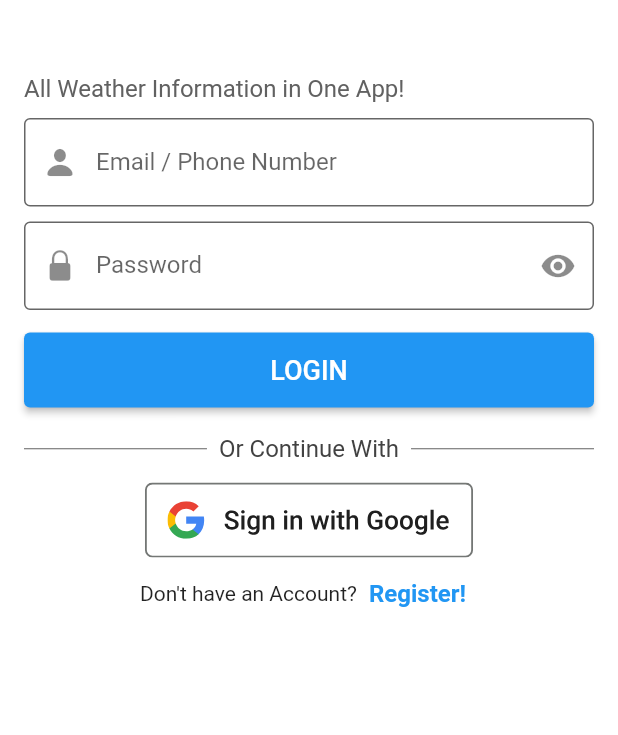
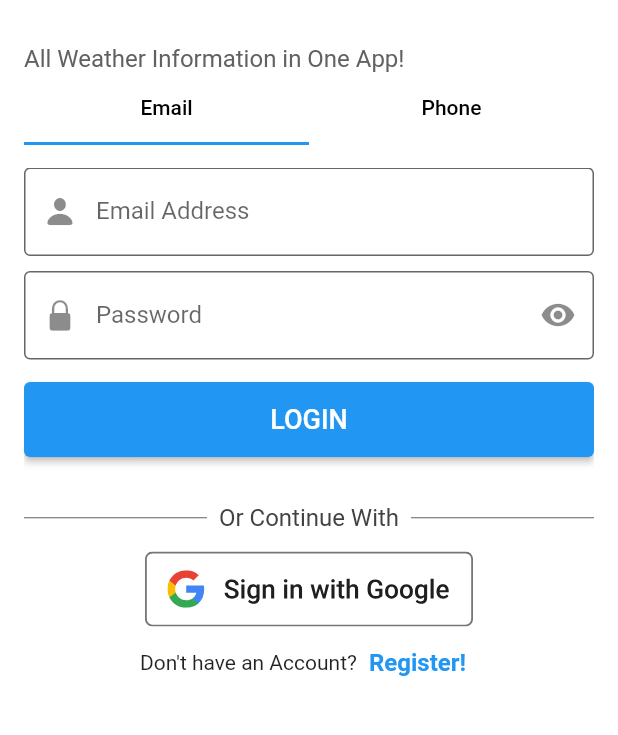
Before and after one commit to abiyyu19/weather-apps, a Flutter app: the screen it shows after launch, on a phone screen of 412 x 824 dp, the part 272-1007 px from its top. Run offline on Flutter 3.47's test engine with Material 2 defaults, Android fonts, the phone set to English and light mode, and no system bars; our stand-ins replace firebase_auth, firebase_core, flutter_svg, go_router; accounts and stored records are empty.

Commit message:
add and finish login register using Email and Google

```diff
--- a/lib/main.dart
+++ b/lib/main.dart
@@ -1,12 +1,21 @@
+import 'package:firebase_core/firebase_core.dart';
 import 'package:flutter/material.dart';
-import 'package:flutter/services.dart';
 import 'package:go_router/go_router.dart';
+import 'package:weather_apps/firebase_options.dart';
 import 'package:weather_apps/presentation/pages/home/home_page.dart';
 import 'package:weather_apps/presentation/pages/login/login_page.dart';
+import 'package:weather_apps/presentation/pages/login/verify_page.dart';
 import 'package:weather_apps/presentation/pages/register/register_page.dart';
+import 'package:weather_apps/presentation/pages/splash_screen.dart';
 import 'package:weather_apps/presentation/pages/weather_details/weather_details_page.dart';
 
-void main() {
+void main() async {
+  WidgetsFlutterBinding.ensureInitialized();
+
+  await Firebase.initializeApp(
+    options: DefaultFirebaseOptions.currentPlatform,
+  );
+
   runApp(MyApp());
 }
 
@@ -26,12 +35,19 @@ class MyApp extends StatelessWidget {
                 builder: (context, state) {
                   return const RegisterPage();
                 }),
+            GoRoute(
+              path: 'verify',
+              name: 'verify',
+              builder: (context, state) {
+                return const VerifyPage();
+              },
+            )
           ]),
       GoRoute(
           path: '/',
           name: 'home_page',
           builder: (context, state) {
-            return const HomePage();
+            return HomePage();
           },
           routes: [
             GoRoute(
@@ -41,28 +57,28 @@ class MyApp extends StatelessWidget {
                 return const WeatherDetailsPage();
               },
             )
-          ])
+          ]),
+      GoRoute(
+        path: '/splash_screen',
+        name: 'splash_screen',
+        builder: (context, state) {
+          return const SplashScreenPage();
+        },
+      )
     ],
-    initialLocation: '/login',
+    initialLocation: '/splash_screen',
     debugLogDiagnostics: true,
-    routerNeglect: true,
   );
 
   MyApp({super.key});
 
   @override
   Widget build(BuildContext context) {
-    return AnnotatedRegion<SystemUiOverlayStyle>(
-      value: const SystemUiOverlayStyle(
-        statusBarColor: Colors.white,
-        statusBarIconBrightness: Brightness.dark,
-      ),
-      child: MaterialApp.router(
-        routeInformationParser: router.routeInformationParser,
-        routerDelegate: router.routerDelegate,
-        routeInformationProvider: router.routeInformationProvider,
-        debugShowCheckedModeBanner: false,
-      ),
+    return MaterialApp.router(
+      routeInformationParser: router.routeInformationParser,
+      routerDelegate: router.routerDelegate,
+      routeInformationProvider: router.routeInformationProvider,
+      debugShowCheckedModeBanner: false,
     );
   }
 }
--- a/lib/presentation/pages/login/login_page.dart
+++ b/lib/presentation/pages/login/login_page.dart
@@ -4,6 +4,7 @@ import 'package:flutter/cupertino.dart';
 import 'package:flutter/material.dart';
 import 'package:flutter_svg/flutter_svg.dart';
 import 'package:go_router/go_router.dart';
+import 'package:weather_apps/presentation/pages/login/handle_login.dart';
 import 'package:weather_apps/presentation/widgets/header.dart';
 import 'package:weather_apps/presentation/widgets/custom_textformfield.dart';
 
@@ -15,14 +16,17 @@ class LoginPage extends StatefulWidget {
 }
 
 class _LoginPageState extends State<LoginPage> {
-  final TextEditingController _emailPhoneController = TextEditingController();
+  final TextEditingController _emailController = TextEditingController();
   final TextEditingController _passwordController = TextEditingController();
+  final TextEditingController _phoneNumberController = TextEditingController();
 
   bool _obscureText = true;
 
   @override
   Widget build(BuildContext context) {
-    return Scaffold(
+    return DefaultTabController(
+      length: 2,
+      child: Scaffold(
         backgroundColor: Colors.white,
         // App Bar for the same layout with Register Page
         appBar: AppBar(
@@ -39,26 +43,40 @@ class _LoginPageState extends State<LoginPage> {
                 // Header
                 const Header(),
 
-              const SizedBox(
-                height: 10,
+                const TabBar(
+                  tabs: [
+                    Tab(
+                      child: Text(
+                        'Email',
+                        style: TextStyle(
+                          color: Colors.black,
                         ),
-
-              // Email / Phone Form
-              emailPhoneForm(),
-
-              const SizedBox(
-                height: 10,
                       ),
-
-              // Password Form
-              passwordForm(),
+                    ),
+                    Tab(
+                      child: Text(
+                        'Phone',
+                        style: TextStyle(
+                          color: Colors.black,
+                        ),
+                      ),
+                    ),
+                  ],
+                ),
 
                 const SizedBox(
                   height: 15,
                 ),
 
-              // Login Button
-              loginButton(context),
+                SizedBox(
+                  height: MediaQuery.of(context).size.height * 0.25,
+                  child: TabBarView(
+                    children: [
+                      emailSection(),
+                      phoneSection(),
+                    ],
+                  ),
+                ),
 
                 // NOT USED
                 // const CustomButton(text: 'LOGIN')
@@ -83,14 +101,65 @@ class _LoginPageState extends State<LoginPage> {
             ),
           ),
         ),
+      ),
     );
   }
 
-  CustomTextFormField emailPhoneForm() {
+  Column phoneSection() {
+    return Column(
+      children: [
+        // Phone Form
+        phoneNumberForm(),
+
+        const SizedBox(
+          height: 15,
+        ),
+
+        // Login Button
+        loginButton(false),
+      ],
+    );
+  }
+
+  CustomTextFormField phoneNumberForm() {
     return CustomTextFormField(
-      controller: _emailPhoneController,
-      labelText: 'Email / Phone Number',
-      inputType: TextInputType.text,
+      controller: _phoneNumberController,
+      labelText: 'Phone Number',
+      inputType: TextInputType.number,
+      prefixIcon: const Icon(
+        CupertinoIcons.phone,
+      ),
+    );
+  }
+
+  Column emailSection() {
+    return Column(
+      children: [
+        // Email Form
+        emailForm(),
+
+        const SizedBox(
+          height: 10,
+        ),
+
+        // Password Form
+        passwordForm(),
+
+        const SizedBox(
+          height: 15,
+        ),
+
+        // Login Button
+        loginButton(true),
+      ],
+    );
+  }
+
+  CustomTextFormField emailForm() {
+    return CustomTextFormField(
+      controller: _emailController,
+      labelText: 'Email Address',
+      inputType: TextInputType.emailAddress,
       prefixIcon: const Icon(
         CupertinoIcons.person_fill,
       ),
@@ -153,6 +222,7 @@ class _LoginPageState extends State<LoginPage> {
     return GestureDetector(
       onTap: () {
         log('Test');
+        handleLoginRegisterGoogle(context);
       },
       child: SvgPicture.asset(
         'assets/svg/android_light_sq_SI.svg',
@@ -184,13 +254,31 @@ class _LoginPageState extends State<LoginPage> {
     );
   }
 
-  ElevatedButton loginButton(BuildContext context) {
+  ElevatedButton loginButton(bool isEmail) {
     return ElevatedButton(
       style: ElevatedButton.styleFrom(
         minimumSize: const Size.fromHeight(50),
       ),
       onPressed: () {
-        context.goNamed('home_page');
+        if (isEmail) {
+          showDialog(
+            context: context,
+            builder: (context) {
+              return const Center(
+                child: CircularProgressIndicator(),
+              );
+            },
+          );
+          handleLoginEmail(
+            context,
+            _emailController.text,
+            _passwordController.text,
+          );
+        } else {
+          log(_phoneNumberController.text);
+
+          context.goNamed('verify');
+        }
       },
       child: const Text(
         'LOGIN',
@@ -203,7 +291,8 @@ class _LoginPageState extends State<LoginPage> {
 
   @override
   void dispose() {
-    _emailPhoneController.dispose();
+    _emailController.dispose();
+    _phoneNumberController.dispose();
     _passwordController.dispose();
     super.dispose();
   }
--- a/lib/presentation/widgets/header.dart
+++ b/lib/presentation/widgets/header.dart
@@ -22,7 +22,7 @@ class Header extends StatelessWidget {
         ),
 
         const SizedBox(
-          height: 50,
+          height: 30,
         ),
 
         // Text
--- a/pubspec.yaml
+++ b/pubspec.yaml
@@ -29,10 +29,13 @@ environment:
 # versions available, run `flutter pub outdated`.
 dependencies:
   cupertino_icons: ^1.0.2
+  firebase_auth: ^4.12.1
+  firebase_core: ^2.21.0
   flutter:
     sdk: flutter
   flutter_svg: ^2.0.9
   go_router: ^12.1.0
+  google_sign_in: ^6.1.5
 
 dev_dependencies:
   flutter_lints: ^2.0.0
```
Also changed, not shown: lib/presentation/pages/home/home_page.dart (+30 -2 lines), lib/presentation/pages/login/handle_login.dart (added, +45 -0 lines), lib/presentation/pages/login/verify_page.dart (added, +26 -0 lines), lib/presentation/pages/register/handle_register.dart (added, +24 -0 lines), lib/presentation/pages/register/register_page.dart (+113 -22 lines), lib/presentation/pages/splash_screen.dart (added, +55 -0 lines), lib/services/firebase_service.dart (added, +93 -0 lines), lib/firebase_options.dart (added), pubspec.lock, 12 other files. Lines whose indentation alone changed are shown as unchanged.
